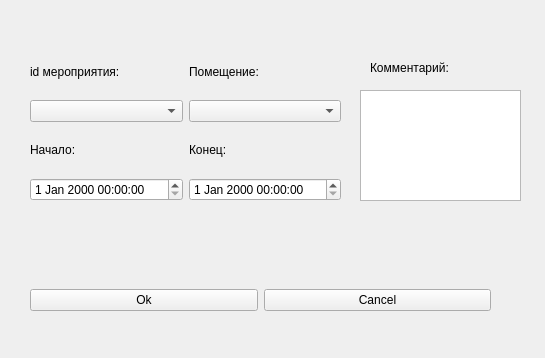
This is book.ui in artBatamirov/NTO_2023 as Qt 5 draws it before an edit. The edited form follows.
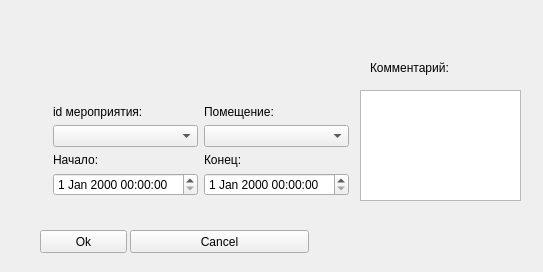
This is the edited form.

Diff of the .ui file:
```diff
--- a/book.ui
+++ b/book.ui
@@ -6,8 +6,8 @@
    <rect>
     <x>0</x>
     <y>0</y>
-    <width>545</width>
-    <height>358</height>
+    <width>543</width>
+    <height>272</height>
    </rect>
   </property>
   <property name="windowTitle">
@@ -39,16 +39,35 @@
   <widget class="QWidget" name="gridLayoutWidget">
    <property name="geometry">
     <rect>
-     <x>30</x>
-     <y>50</y>
-     <width>311</width>
-     <height>151</height>
+     <x>33</x>
+     <y>75</y>
+     <width>281</width>
+     <height>121</height>
     </rect>
    </property>
    <layout class="QGridLayout" name="gridLayout">
     <property name="sizeConstraint">
-     <enum>QLayout::SetNoConstraint</enum>
+     <enum>QLayout::SetFixedSize</enum>
     </property>
+    <property name="leftMargin">
+     <number>20</number>
+    </property>
+    <property name="topMargin">
+     <number>30</number>
+    </property>
+    <property name="rightMargin">
+     <number>0</number>
+    </property>
+    <item row="2" column="1">
+     <widget class="QLabel" name="label_3">
+      <property name="text">
+       <string>Конец:</string>
+      </property>
+     </widget>
+    </item>
+    <item row="1" column="0">
+     <widget class="QComboBox" name="event_id_combo"/>
+    </item>
     <item row="0" column="0">
      <widget class="QLabel" name="label_2">
       <property name="text">
@@ -56,12 +75,6 @@
       </property>
      </widget>
     </item>
-    <item row="3" column="0">
-     <widget class="QDateTimeEdit" name="dateTimeEdit"/>
-    </item>
-    <item row="1" column="0">
-     <widget class="QComboBox" name="event_id_combo"/>
-    </item>
     <item row="2" column="0">
      <widget class="QLabel" name="label_4">
       <property name="text">
@@ -69,16 +82,6 @@
       </property>
      </widget>
     </item>
-    <item row="2" column="1">
-     <widget class="QLabel" name="label_3">
-      <property name="text">
-       <string>Конец:</string>
-      </property>
-     </widget>
-    </item>
-    <item row="3" column="1">
-     <widget class="QDateTimeEdit" name="dateTimeEdit_2"/>
-    </item>
     <item row="0" column="1">
      <widget class="QLabel" name="label_6">
       <property name="text">
@@ -89,36 +92,39 @@
     <item row="1" column="1">
      <widget class="QComboBox" name="room_combo"/>
     </item>
+    <item row="3" column="0">
+     <widget class="QDateTimeEdit" name="start_edit"/>
+    </item>
+    <item row="3" column="1">
+     <widget class="QDateTimeEdit" name="end_edit"/>
+    </item>
    </layout>
   </widget>
-  <widget class="QWidget" name="horizontalLayoutWidget">
+  <widget class="QPushButton" name="ok_btn">
    <property name="geometry">
     <rect>
-     <x>30</x>
-     <y>260</y>
-     <width>461</width>
-     <height>80</height>
+     <x>40</x>
+     <y>230</y>
+     <width>87</width>
+     <height>23</height>
     </rect>
    </property>
-   <layout class="QHBoxLayout" name="horizontalLayout">
-    <property name="sizeConstraint">
-     <enum>QLayout::SetNoConstraint</enum>
-    </property>
-    <item>
-     <widget class="QPushButton" name="pushButton">
-      <property name="text">
-       <string>Ok</string>
-      </property>
-     </widget>
-    </item>
-    <item>
-     <widget class="QPushButton" name="pushButton_2">
-      <property name="text">
-       <string>Cancel</string>
-      </property>
-     </widget>
-    </item>
-   </layout>
+   <property name="text">
+    <string>Ok</string>
+   </property>
+  </widget>
+  <widget class="QPushButton" name="cancel_btn">
+   <property name="geometry">
+    <rect>
+     <x>130</x>
+     <y>230</y>
+     <width>179</width>
+     <height>23</height>
+    </rect>
+   </property>
+   <property name="text">
+    <string>Cancel</string>
+   </property>
   </widget>
  </widget>
  <resources/>
```
